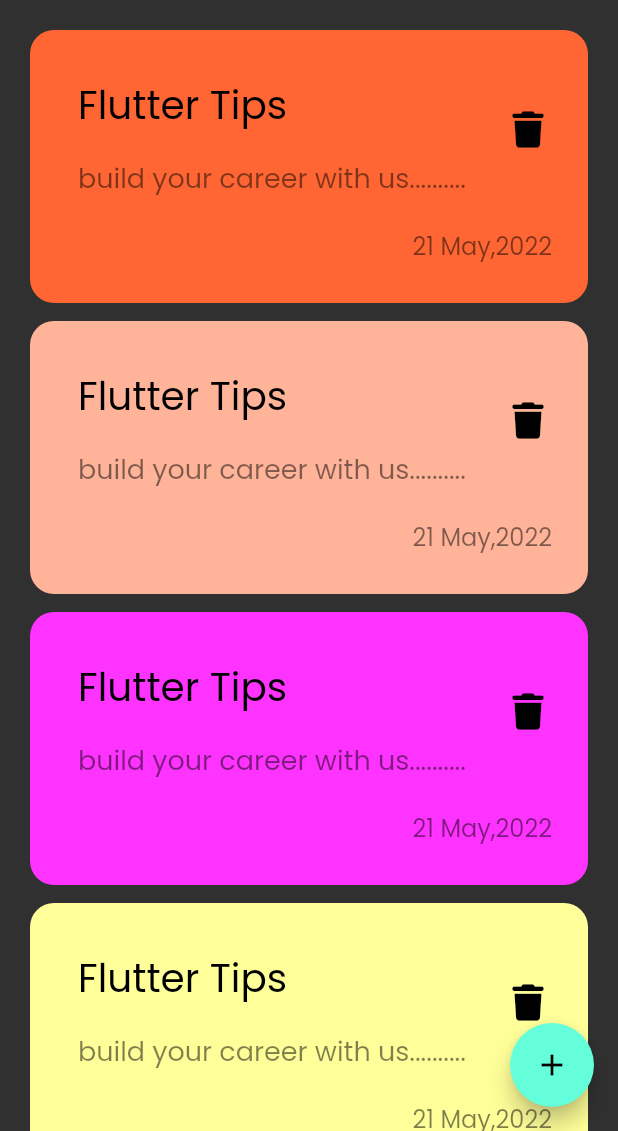
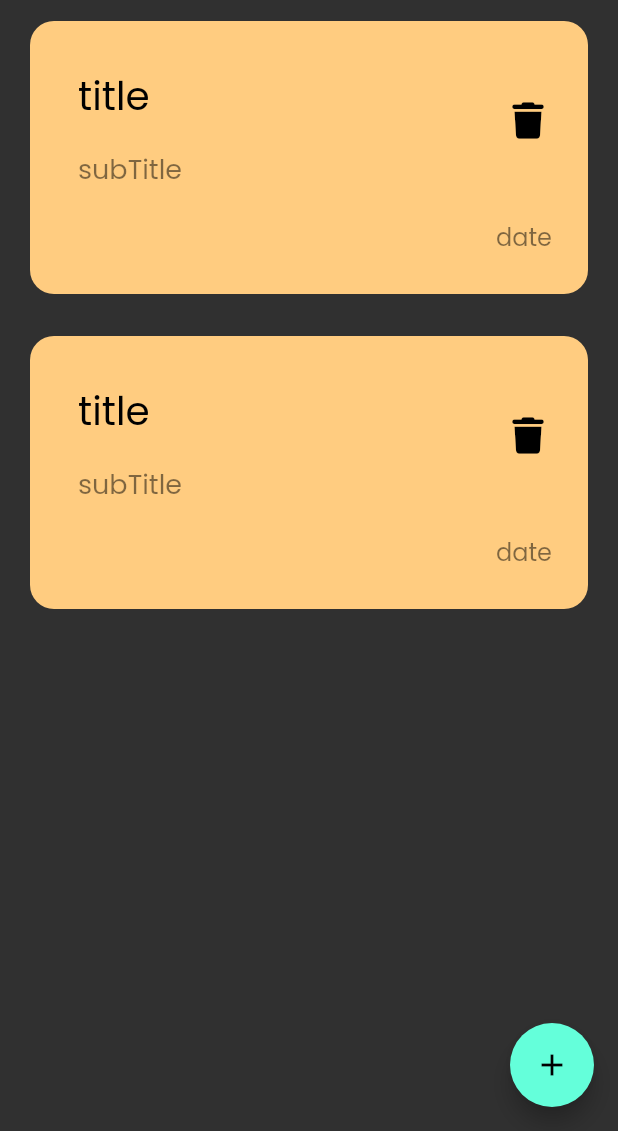
Before and after one commit to abdelrahmanredaelgendy/notes_app, a Flutter app: the NotesView screen opened directly, on a phone screen of 412 x 824 dp, the part 105-1236 px from its top. Run offline on Flutter 3.47's test engine with Material 2 defaults, Android fonts, the phone set to English and light mode, and no system bars; our stand-ins replace flutter_bloc, font_awesome_flutter, google_fonts, hive, hive_flutter, infinite_scroll_pagination; accounts and stored records are empty.

Commit message:
create bloc and get data from local storage hive

```diff
--- /dev/null
+++ b/lib/bloc/note_bloc.dart
@@ -0,0 +1,35 @@
+import 'package:flutter/material.dart';
+import 'package:flutter_bloc/flutter_bloc.dart';
+import 'package:hive_flutter/hive_flutter.dart';
+import 'package:note_app/constants.dart';
+
+import '../models/note_model.dart';
+
+part 'note_event.dart';
+
+part 'note_state.dart';
+
+class NoteBloc extends Bloc<NoteEvent, NoteState> {
+  NoteBloc() : super(NoteInitial()) {
+    on<LoadDataEvent>((event, state) async {
+      var noteBox = Hive.box<NoteModel>(kNotesBox);
+      await noteBox.add(NoteModel(
+          date: "date",
+          title: "title",
+          subTitle: "subTitle",
+          color: 0xffffcc80));
+      List<NoteModel> noteList = noteBox.values.toList();
+      if (noteList.isNotEmpty) {
+        emit(LoadNoteSuccess(noteList: noteList));
+      } else {
+        emit(LoadNoteFailure());
+      }
+
+      // if (event is AddNoteEvent) {
+      //   emit(AddNoteLoading());
+      //   if (state is AddNoteSuccess) {
+      //   } else if (state is AddNoteFailure) {}
+      // }
+    });
+  }
+}
--- /dev/null
+++ b/lib/bloc/note_event.dart
@@ -0,0 +1,12 @@
+part of 'note_bloc.dart';
+
+@immutable
+abstract class NoteEvent {}
+
+// class AddNoteEvent extends NoteEvent {
+//   final NoteModel noteModel;
+//
+//   AddNoteEvent({required this.noteModel});
+// }
+// class EditNoteEvent extends NoteEvent {}
+class LoadDataEvent extends NoteEvent{}
--- /dev/null
+++ b/lib/bloc/note_state.dart
@@ -0,0 +1,30 @@
+part of 'note_bloc.dart';
+
+@immutable
+abstract class NoteState {}
+
+class NoteInitial extends NoteState {}
+
+// class AddNoteSuccess extends NoteState {
+//   final Box<NoteModel> noteBox;
+//
+//   AddNoteSuccess({required this.noteBox});
+// }
+
+//class AddNoteFailure extends NoteState {}
+
+class LoadNoteSuccess extends NoteState {
+  final List<NoteModel> noteList;
+
+  LoadNoteSuccess({required this.noteList});
+}
+
+class LoadNoteFailure extends NoteState {}
+
+// class AddNoteLoading extends NoteState {}
+
+// class EditNoteSuccess extends NoteState {}
+//
+// class EditNoteFailure extends NoteState {}
+//
+// class EditNoteLoading extends NoteState {}
--- a/lib/constants.dart
+++ b/lib/constants.dart
@@ -1,4 +1,4 @@
 import 'package:flutter/material.dart';
 
 Color kPrimaryColor =const Color(0xff62fcd7);
-String kNotesBox ='note_box';
+String kNotesBox ='note_box_data';
--- a/lib/main.dart
+++ b/lib/main.dart
@@ -1,11 +1,18 @@
 import 'package:flutter/material.dart';
+import 'package:flutter_bloc/flutter_bloc.dart';
 import 'package:hive_flutter/hive_flutter.dart';
+import 'package:note_app/bloc/note_bloc.dart';
 import 'package:note_app/constants.dart';
+import 'package:note_app/models/note_model.dart';
 import 'package:note_app/views/notes_view.dart';
 
 void main() async {
+
   await Hive.initFlutter();
-  await Hive.openBox(kNotesBox);
+  Hive.registerAdapter(NoteModelAdapter());
+  await Hive.openBox<NoteModel>(kNotesBox);
+
+
   runApp(const NotesApp());
 }
 
@@ -14,11 +21,13 @@ class NotesApp extends StatelessWidget {
 
   @override
   Widget build(BuildContext context) {
-    return MaterialApp(
-      debugShowCheckedModeBanner: false,
-      theme: ThemeData(
-          brightness: Brightness.dark, fontFamily: "GoogleFonts.poppins"),
-      home: const NotesView(),
+    return BlocProvider(
+      create: (context) => NoteBloc(),
+      child: MaterialApp(
+        debugShowCheckedModeBanner: false,
+        theme: ThemeData(brightness: Brightness.dark),
+        home: const NotesView(),
+      ),
     );
   }
 }
--- a/lib/models/note_model.dart
+++ b/lib/models/note_model.dart
@@ -1,6 +1,6 @@
 import 'package:hive/hive.dart';
 part 'note_model.g.dart';
-@HiveType(typeId: 0)
+@HiveType(typeId: 2)
 class NoteModel extends HiveObject {
   @HiveField(0)
   final String title;
@@ -8,6 +8,9 @@ class NoteModel extends HiveObject {
   final String subTitle;
   @HiveField(2)
   final int color;
+  @HiveField(3)
+  final String date;
 
-  NoteModel({required this.title, required this.subTitle, required this.color});
+
+  NoteModel({required this.date, required this.title, required this.subTitle, required this.color});
 }
--- a/lib/views/widgets/add_note_bottom_sheet.dart
+++ b/lib/views/widgets/add_note_bottom_sheet.dart
@@ -36,7 +36,7 @@ class _AddNoteFormState extends State<AddNoteForm> {
       child: Column(
         children: [
           CustomTextField(
-              hintText: title ?? "title",
+              hintText: "title",
               onSaved: (value) {
                 title = value;
               }),
@@ -44,7 +44,7 @@ class _AddNoteFormState extends State<AddNoteForm> {
             height: 16,
           ),
           CustomTextField(
-            hintText: subTitle ?? "Content",
+            hintText: "Content",
             onSaved: (value) {
               subTitle = value;
             },
--- a/lib/views/widgets/custom_note_item.dart
+++ b/lib/views/widgets/custom_note_item.dart
@@ -3,10 +3,11 @@ import 'package:font_awesome_flutter/font_awesome_flutter.dart';
 import 'package:google_fonts/google_fonts.dart';
 import 'package:note_app/views/edit_note_view.dart';
 
+import '../../models/note_model.dart';
+
 class NoteItem extends StatelessWidget {
-  const NoteItem({super.key, required this.color});
-
-  final Color color;
+  const NoteItem({super.key, required this.noteModel});
+final NoteModel noteModel;
 
   @override
   Widget build(BuildContext context) {
@@ -22,20 +23,20 @@ class NoteItem extends StatelessWidget {
         padding: const EdgeInsets.only(top: 26, bottom: 26, left: 16),
         decoration: BoxDecoration(
           borderRadius: BorderRadius.circular(16),
-          color: color,
+          color: Color(noteModel.color),
         ),
         child: Column(
           crossAxisAlignment: CrossAxisAlignment.end,
           children: [
             ListTile(
               title: Text(
-                "Flutter Tips",
+                noteModel.title,
                 style: GoogleFonts.poppins(color: Colors.black, fontSize: 26),
               ),
               subtitle: Padding(
                 padding: const EdgeInsets.symmetric(vertical: 16.0),
                 child: Text(
-                  "build your career with us..........",
+                  noteModel.subTitle,
                   style: GoogleFonts.poppins(
                       color: Colors.black.withOpacity(0.5), fontSize: 18),
                 ),
@@ -52,7 +53,7 @@ class NoteItem extends StatelessWidget {
             Padding(
               padding: const EdgeInsets.only(right: 24),
               child: Text(
-                '21 May,2022',
+                noteModel.date,
                 style: GoogleFonts.poppins(
                   fontSize: 16,
                   color: Colors.black.withOpacity(0.5),
--- a/lib/views/widgets/note_list_view.dart
+++ b/lib/views/widgets/note_list_view.dart
@@ -1,8 +1,10 @@
 import 'package:flutter/material.dart';
+import 'package:note_app/models/note_model.dart';
 import 'package:note_app/views/widgets/custom_note_item.dart';
+import 'package:infinite_scroll_pagination/infinite_scroll_pagination.dart';
 
 class NoteListView extends StatelessWidget {
-  const NoteListView({super.key});
+  const NoteListView({super.key, required this.controller});
 
   final List<Color> colorArray = const [
     Color(0xFFFF6633),
@@ -55,20 +57,27 @@ class NoteListView extends StatelessWidget {
     Color(0xFF6666FF)
   ];
 
+  //final List<NoteModel> noteModel;
+  final PagingController<int, NoteModel> controller;
+
   @override
   Widget build(BuildContext context) {
-    return ListView.separated(
-        padding: const EdgeInsets.symmetric(vertical: 20),
-        itemBuilder: (context, index) {
-          return NoteItem(
-            color: index >= colorArray.length
-                ? const Color(0xffffcc80)
-                : colorArray[index],
+    return PagedListView<int, NoteModel>(
+      pagingController: controller,
+      builderDelegate: PagedChildBuilderDelegate<NoteModel>(
+        firstPageErrorIndicatorBuilder: (context) =>
+            const Center(child: Text("Can not load data")),
+        firstPageProgressIndicatorBuilder: (context) =>
+            const Center(child: CircularProgressIndicator()),
+        itemBuilder: (context, item, index) {
+          return Padding(
+            padding: const EdgeInsets.symmetric(vertical: 14),
+            child: NoteItem(
+              noteModel: item,
+            ),
           );
         },
-        separatorBuilder: (context, index) => const SizedBox(
-              height: 12,
-            ),
-        itemCount: 12);
+      ),
+    );
   }
 }
--- a/lib/views/widgets/notes_view_body.dart
+++ b/lib/views/widgets/notes_view_body.dart
@@ -1,22 +1,57 @@
 import 'package:flutter/material.dart';
+import 'package:infinite_scroll_pagination/infinite_scroll_pagination.dart';
+import 'package:note_app/bloc/note_bloc.dart';
+import 'package:note_app/models/note_model.dart';
 import 'package:note_app/views/widgets/custom_app_bar.dart';
 import 'package:note_app/views/widgets/note_list_view.dart';
+import 'package:flutter_bloc/flutter_bloc.dart';
 
-class NotesBody extends StatelessWidget {
+class NotesBody extends StatefulWidget {
   const NotesBody({super.key});
 
   @override
+  State<NotesBody> createState() => _NotesBodyState();
+}
+
+class _NotesBodyState extends State<NotesBody> {
+  final PagingController<int, NoteModel> _pagingController =
+      PagingController(firstPageKey: 0);
+NoteBloc noteBloc =NoteBloc();
+  List<NoteModel> noteList = [];
+@override
+  void initState() {
+  _pagingController.addPageRequestListener((pageKey) {
+    noteBloc.add(LoadDataEvent());
+  });
+    super.initState();
+  }
+  @override
   Widget build(BuildContext context) {
-    return const Padding(
-      padding: EdgeInsets.symmetric(horizontal: 20),
+    return Padding(
+      padding: const EdgeInsets.symmetric(horizontal: 20),
       child: Column(
         children: [
-          SizedBox(height: 24),
-          CustomAppBar(
+          const SizedBox(height: 24),
+          const CustomAppBar(
             title: "Notes",
             icon: Icons.search,
           ),
-          Expanded(child: NoteListView()),
+          BlocListener<NoteBloc, NoteState>(
+            bloc: noteBloc,
+            listener: (context, state) {
+              if (state is LoadNoteSuccess) {
+                noteList = state.noteList;
+                _pagingController.appendLastPage(noteList);
+              } else {
+
+              }
+            },
+            child: Expanded(
+                child: NoteListView(
+
+              controller: _pagingController,
+            )),
+          ),
         ],
       ),
     );
--- a/pubspec.yaml
+++ b/pubspec.yaml
@@ -26,6 +26,8 @@ dependencies:
   font_awesome_flutter: ^10.5.0
   hive: ^2.2.3
   hive_flutter: ^1.1.0
+  flutter_bloc: ^8.1.3
+  infinite_scroll_pagination: ^4.0.0
 
 dev_dependencies:
   flutter_test:
```
Also changed, not shown: lib/models/note_model.g.dart, pubspec.lock.
